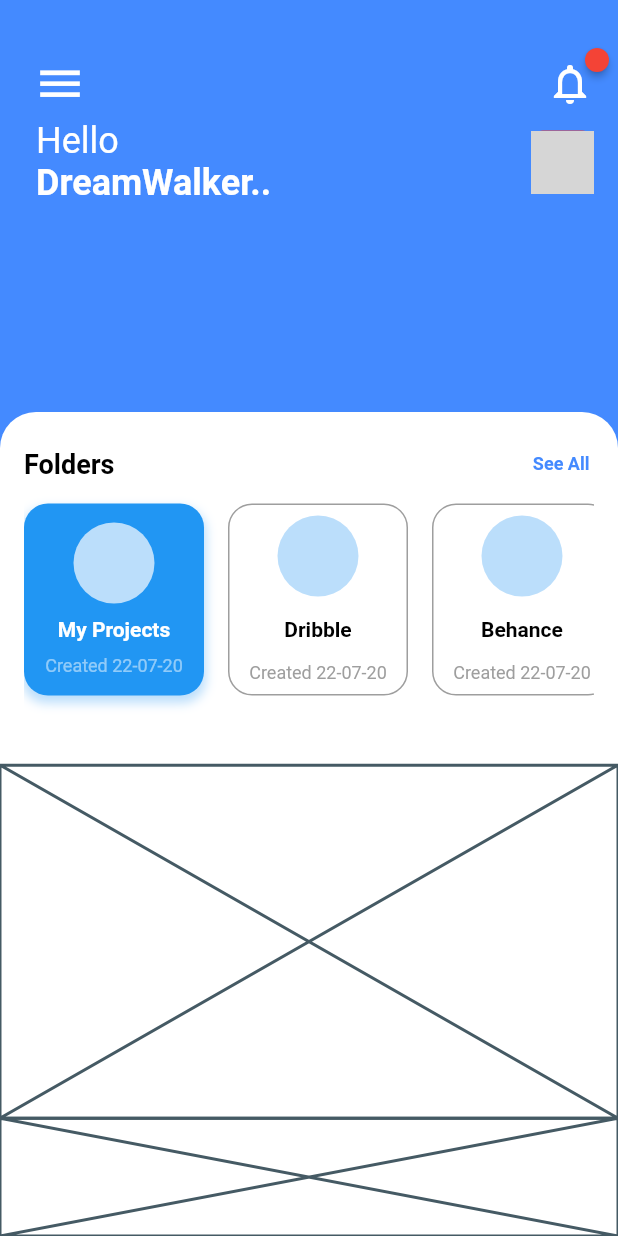
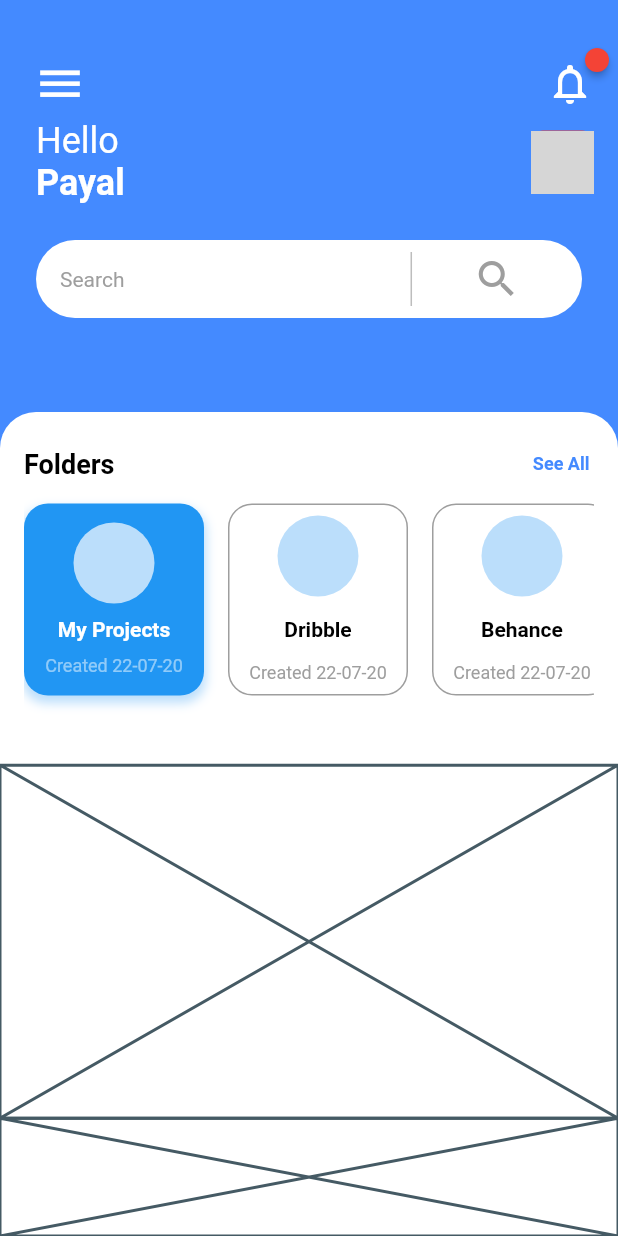
Before and after one commit to payalchoudhary2410/File_Manager, a Flutter app: the screen it shows after launch, on a phone screen of 412 x 824 dp. Run offline on Flutter 3.47's test engine with Material 2 defaults, Android fonts, the phone set to English and light mode, and no system bars; drawn by our look-alikes of badges; network calls fail; grey boxes are pictures that could not be loaded.

Commit message:
UI updates

```diff
--- a/lib/app_main.dart
+++ b/lib/app_main.dart
@@ -157,7 +157,11 @@ class _AppMainPage extends State<AppMain> {
   Widget build(BuildContext context) {
     return Scaffold(
         backgroundColor: Colors.blueAccent,
-        body: Stack(children: <Widget>[
+        body: SingleChildScrollView(
+            child: Container(
+                height: MediaQuery.of(context).size.height,
+                width: MediaQuery.of(context).size.width,
+                child: Stack(children: <Widget>[
                   Positioned(
                     left: 16,
                     top: 32,
@@ -196,7 +200,8 @@ class _AppMainPage extends State<AppMain> {
                               Padding(
                                   padding: const EdgeInsets.only(left: 8.0),
                                   child: Column(
-                            crossAxisAlignment: CrossAxisAlignment.start,
+                                    crossAxisAlignment:
+                                        CrossAxisAlignment.start,
                                     mainAxisAlignment: MainAxisAlignment.center,
                                     children: <Widget>[
                                       Text(
@@ -207,7 +212,7 @@ class _AppMainPage extends State<AppMain> {
                                         ),
                                       ),
                                       Text(
-                                "DreamWalker..",
+                                        "Payal",
                                         style: TextStyle(
                                           color: Colors.white,
                                           fontWeight: FontWeight.bold,
@@ -229,7 +234,51 @@ class _AppMainPage extends State<AppMain> {
                                     )),
                               )
                             ],
+                          ),
+                          SizedBox(
+                            height: 16,
+                          ),
+                          Container(
+                              height: 52,
+                              width: MediaQuery.of(context).size.width,
+                              margin: EdgeInsets.all(8.0),
+                              decoration: BoxDecoration(
+                                  color: Colors.white,
+                                  borderRadius: BorderRadius.circular(32)),
+                              padding: EdgeInsets.only(left: 16, right: 16),
+                              child: Row(
+                                children: <Widget>[
+                                  Expanded(
+                                    flex: 8,
+                                    child: TextField(
+                                      decoration: InputDecoration(
+                                          hintStyle: TextStyle(
+                                            color: Colors.grey,
+                                            fontSize: 14,
+                                          ),
+                                          hintText: "Search",
+                                          border: InputBorder.none),
+                                    ),
+                                  ),
+                                  Padding(
+                                      padding: const EdgeInsets.all(8.0),
+                                      child: VerticalDivider(
+                                        thickness: 1,
+                                        color: Colors.grey[400],
+                                      )),
+                                  Expanded(
+                                    flex: 3,
+                                    child: IconButton(
+                                      onPressed: () {},
+                                      icon: Icon(
+                                        Icons.search,
+                                        size: 32,
+                                        color: Colors.grey,
+                                      ),
+                                    ),
                                   )
+                                ],
+                              ))
                         ],
                       ),
                     ),
@@ -261,6 +310,6 @@ class _AppMainPage extends State<AppMain> {
                       ),
                     ),
                   )
-        ]));
+                ]))));
   }
 }
```
Also changed, not shown: pubspec.yaml (+6 -1 lines). Lines whose indentation alone changed are shown as unchanged.
